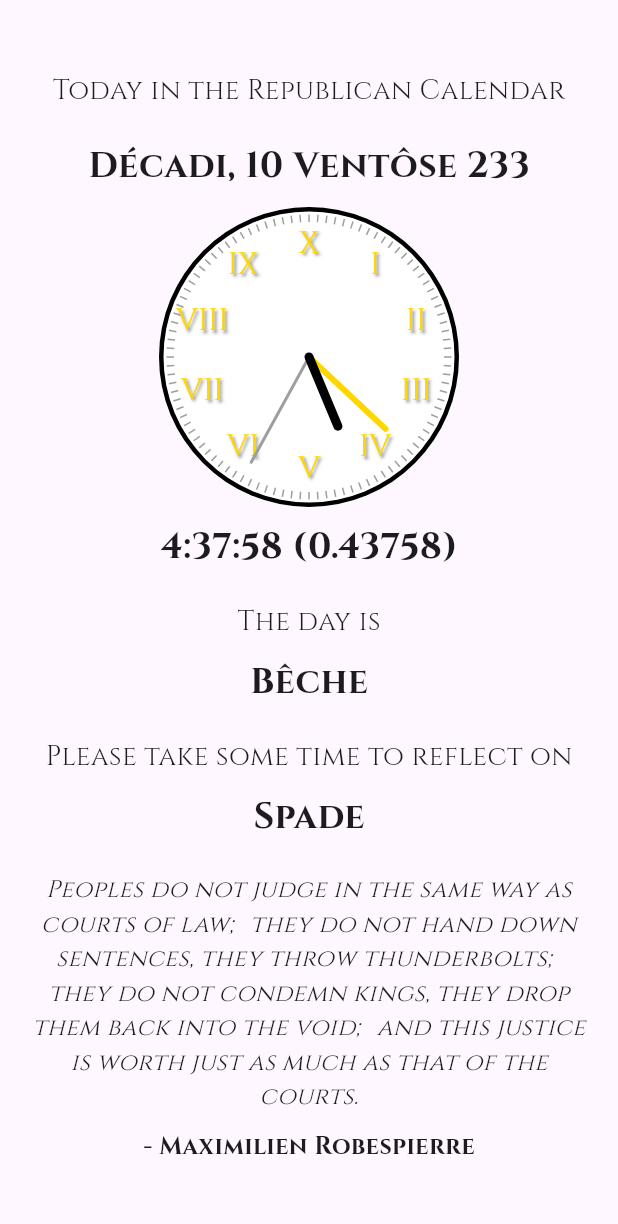
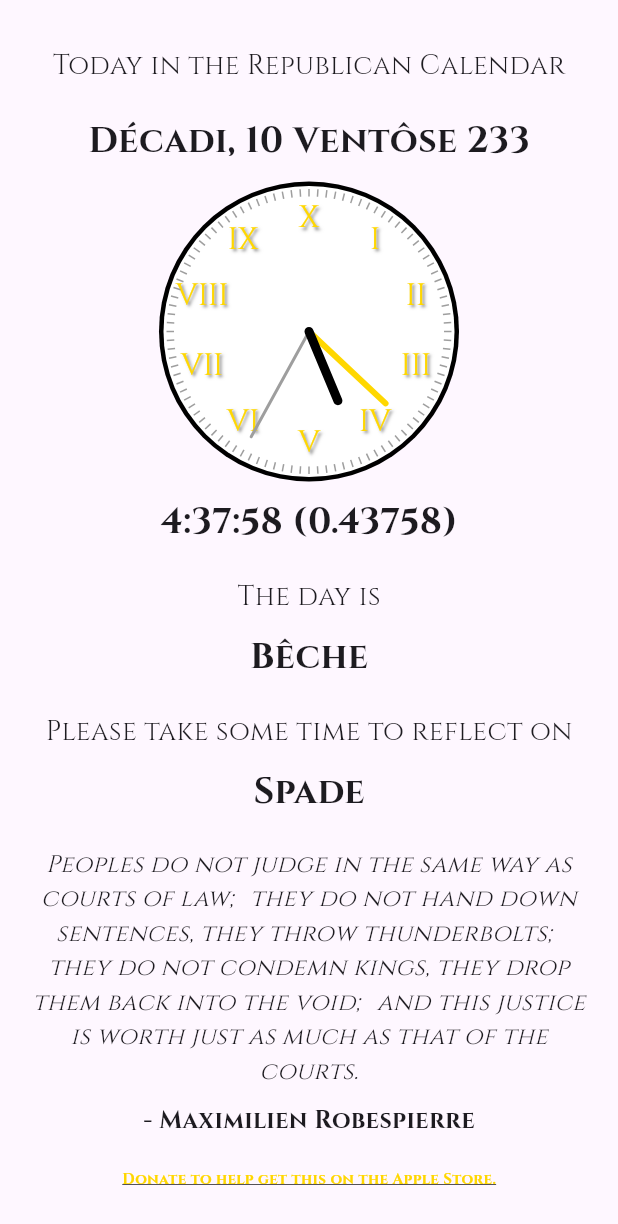
Before and after one commit to NickyEXE/French-Republican-Calendar, a Flutter app: the screen it shows after launch, on a phone screen of 412 x 824 dp. Shown: the top 1224 px of the screen. Run offline on Flutter 3.47's test engine with Material 3 defaults, Android fonts, the phone set to English and light mode, and no system bars; missing offline and left inert: flutter_widgetkit.

Commit message:
add link to ko-fi

```diff
--- a/lib/main.dart
+++ b/lib/main.dart
@@ -8,6 +8,7 @@ import 'dart:async';
 import 'dart:convert';
 import 'dart:math';
 import 'dart:io' show Platform;
+import 'package:url_launcher/url_launcher.dart';
 
 void main() {
   runApp(const MyApp());
@@ -120,6 +121,15 @@ class _MyAppState extends State<MyApp> with WidgetsBindingObserver {
     });
   }
 
+  Future<void> _launchURL() async {
+    const url = 'https://ko-fi.com/mvpworldchamp';
+    if (await canLaunch(url)) {
+      await launch(url);
+    } else {
+      throw 'Could not launch $url';
+    }
+  }
+
   @override
   Widget build(BuildContext context) {
     return MaterialApp(
@@ -184,6 +194,20 @@ class _MyAppState extends State<MyApp> with WidgetsBindingObserver {
                 "- $quoteAuthor",
                 style: const TextStyle(fontFamily: "Cinzel", fontSize: 16, fontWeight: FontWeight.bold),
               ),
+              const SizedBox(height: 20),
+              GestureDetector(
+                onTap: _launchURL,
+                child: const Text(
+                  "Donate to help get this on the Apple Store.",
+                  style: TextStyle(
+                    fontFamily: "Cinzel",
+                    fontSize: 10,
+                    fontWeight: FontWeight.bold,
+                    color: Color(0xFFFFD700),
+                    decoration: TextDecoration.underline,
+                  ),
+                ),
+              ),
             ],
           ),
         ),
--- a/pubspec.yaml
+++ b/pubspec.yaml
@@ -30,6 +30,7 @@ environment:
 dependencies:
   flutter:
     sdk: flutter
+  url_launcher: ^6.3.1
   intl: ^0.17.0
 
   # The following adds the Cupertino Icons font to your application.
```
Also changed, not shown: pubspec.lock, 7 other files.
